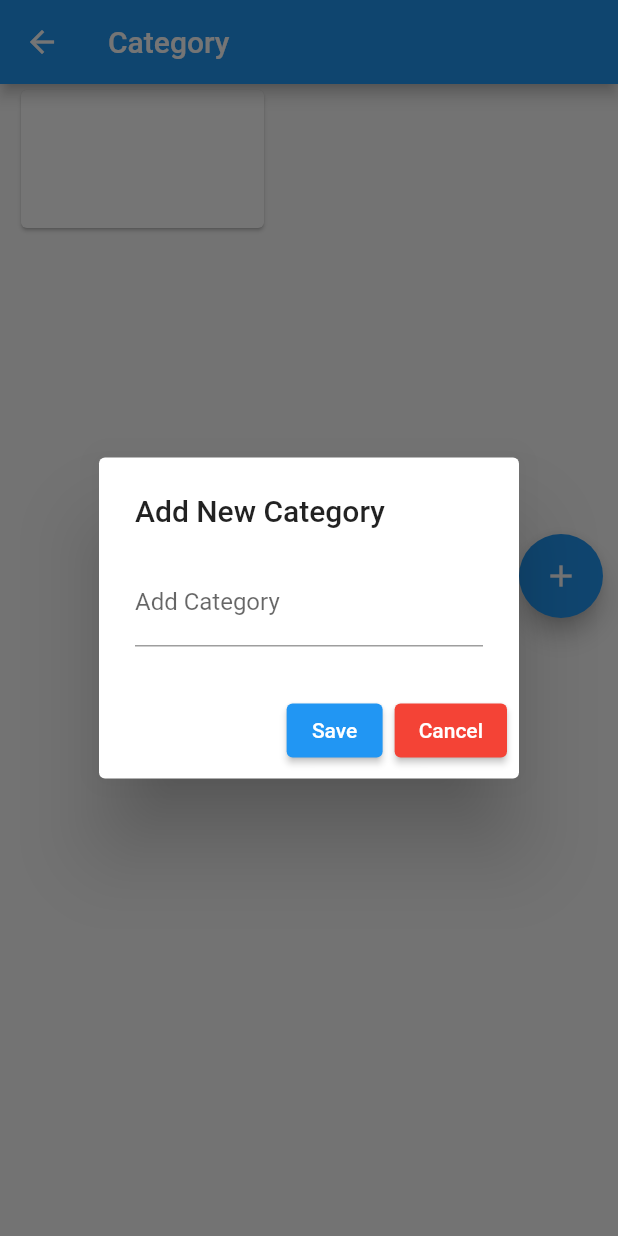
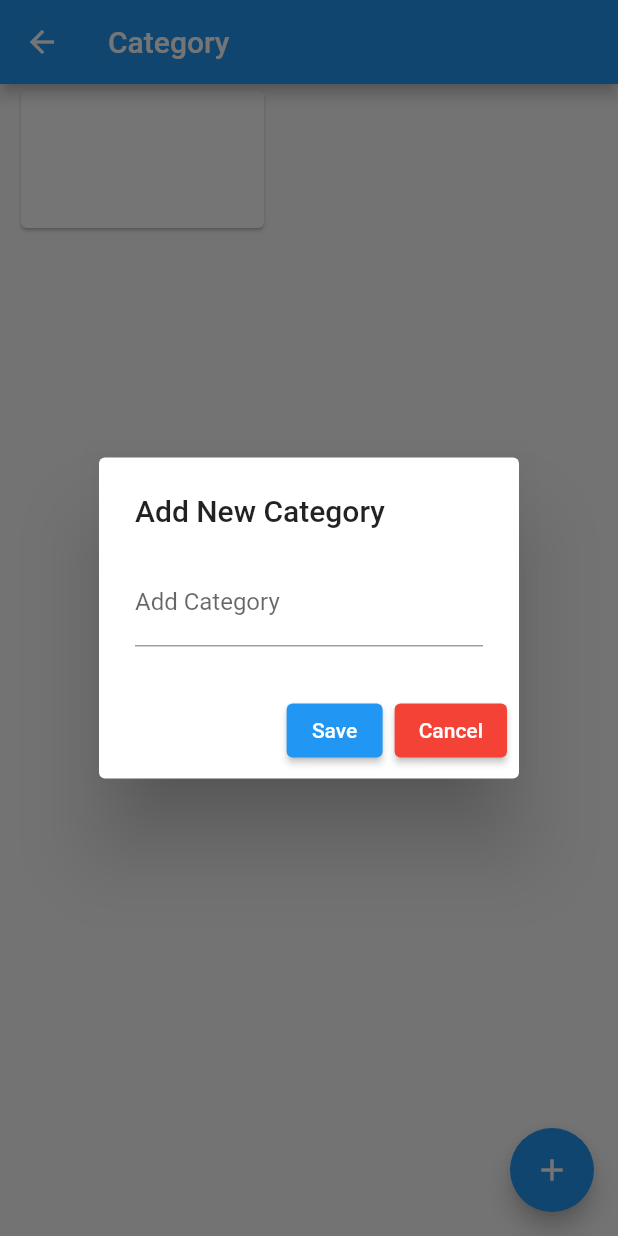
Before and after one commit to Ishita2807/spendee-mobile, a Flutter app: the CategoryScreen screen opened by its route, after a tap on the "add" icon, on a phone screen of 412 x 824 dp. Run offline on Flutter 3.47's test engine with Material 2 defaults, Android fonts, the phone set to English and light mode, and no system bars; our stand-ins replace flutter_bloc.

```diff
--- a/spendee/lib/category/category_screen.dart
+++ b/spendee/lib/category/category_screen.dart
@@ -59,7 +59,12 @@ class _CategoryScreenState extends State<CategoryScreen> {
   @override
   Widget build(BuildContext context) {
     return Scaffold(
-      appBar: AppBar(
+       floatingActionButton: FloatingActionButton(onPressed: (){
+          _showFormDialog(context);
+        },
+          child: Icon(Icons.add),),
+
+        appBar: AppBar(
         title: Text('Category'),
       ),
       body: SingleChildScrollView(
@@ -90,23 +95,9 @@ class _CategoryScreenState extends State<CategoryScreen> {
                           ),
                         ],
                       ),
-
                    ]
               ),
             ),
-            Padding(
-              padding: const EdgeInsets.only(top:200,right: 10),
-              child: Row(
-                mainAxisAlignment: MainAxisAlignment.end,
-                children: [
-                  FloatingActionButton(onPressed: (){
-                    _showFormDialog(context);
-                  },
-                    child: Icon(Icons.add),)
-                ],
-              ),
-            )
-
           ],
         ),
       ),
--- a/spendee/lib/homepage/home_screen.dart
+++ b/spendee/lib/homepage/home_screen.dart
@@ -98,7 +98,7 @@ class _HomeScreenState extends State<HomeScreen> {
                     // Update the state of the app
                     // ...
                     // Then close the drawer
-                    Navigator.pop(context);
+                    Navigator.pushNamed(context,'/Sixth');
                   },
                 ),ListTile(
                   title: Row(
--- a/spendee/lib/main.dart
+++ b/spendee/lib/main.dart
@@ -4,6 +4,7 @@ import 'package:flutter_bloc/flutter_bloc.dart';
 import 'package:spendee/category/category_bloc.dart';
 import 'package:spendee/create_account/create_account_bloc.dart';
 import 'package:spendee/reset_password/reset_password.dart';
+import 'package:spendee/transaction/transaction_screen.dart';
 
 import 'category/category_screen.dart';
 import 'create_account/create_account.dart';
@@ -37,7 +38,8 @@ class MyApp extends StatelessWidget {
         '/Second': (context)=> LoginScreen(),
         '/Third':(context)=> CreateAccount(),
         '/Fourth': (context)=> ResetPassword(),
-        '/Fifth' : (context) => CategoryScreen()
+        '/Fifth' : (context) => CategoryScreen(),
+        '/Sixth' : (context) => TransactionScreen()
 
       }
     );
```
Also changed, not shown: spendee/lib/transaction/transaction_screen.dart (+72 -0 lines).
